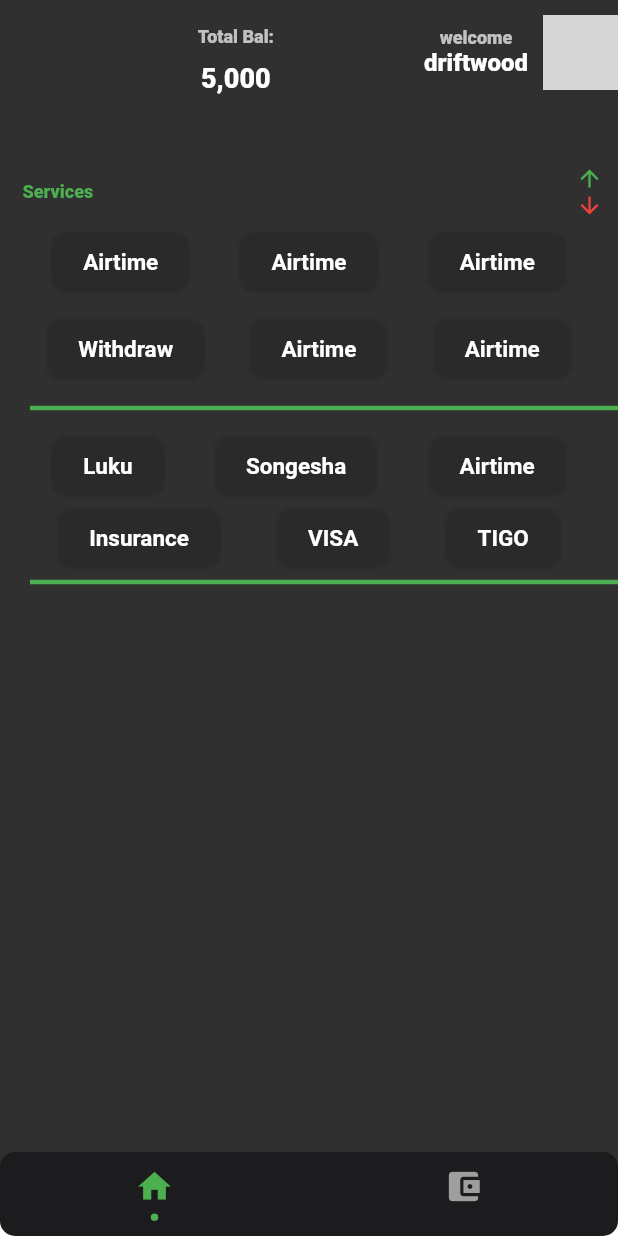
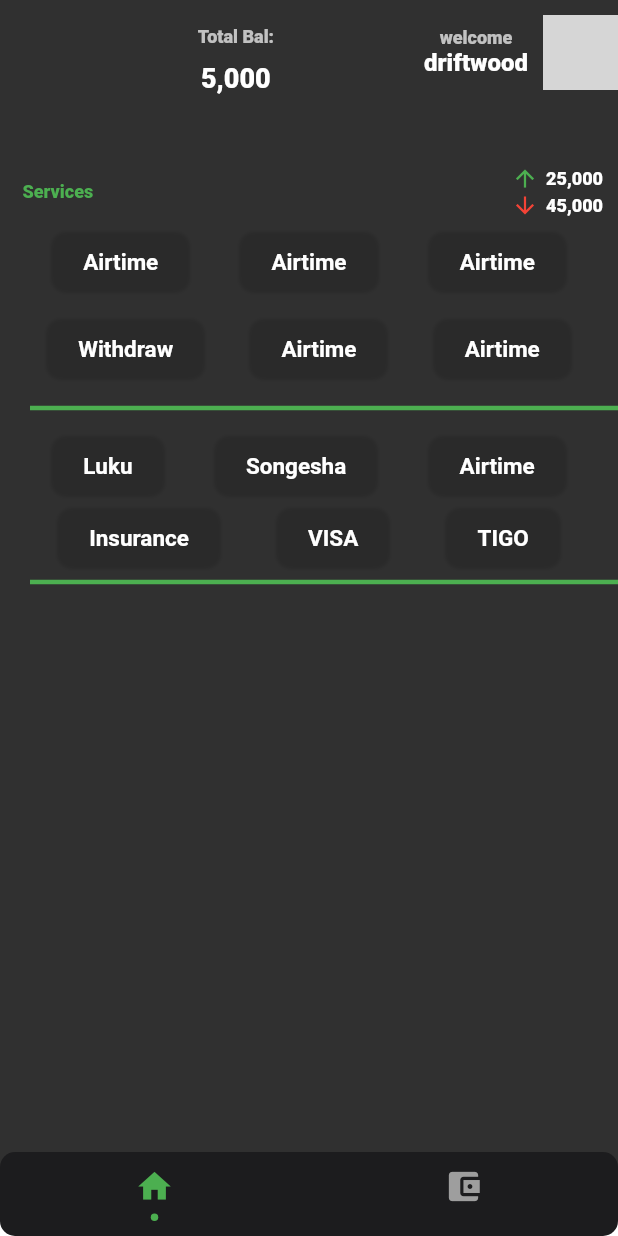
Before and after one commit to kingslysam/teamE, a Flutter app: the screen it shows after launch, after a tap on "Sign in", on a phone screen of 412 x 824 dp. Run offline on Flutter 3.47's test engine with Material 2 defaults, Android fonts, the phone set to English and light mode, and no system bars; drawn by our look-alikes of persistent_bottom_nav_bar; network calls fail; grey boxes are pictures that could not be loaded.

Commit message:
added in and out

```diff
--- a/lib/Screen/services.dart
+++ b/lib/Screen/services.dart
@@ -96,17 +96,47 @@ class ServiceHomeScreen extends StatelessWidget {
                   Padding(
                     padding: const EdgeInsets.fromLTRB(15, 0, 10, 0),
                     child: Column(
+                      children: [
+                        // Text("in"), Text("out")
+                        Row(
                           children: const [
-                        // Text("in"), Text("out")
                             Icon(
                               Icons.arrow_upward,
                               color: Colors.green,
                               size: 18.0,
                             ),
+                            SizedBox(
+                              width: 5,
+                            ),
+                            Text(
+                              "25,000",
+                              style: TextStyle(
+                                color: Colors.white,
+                                fontSize: 12,
+                                fontWeight: FontWeight.w900,
+                              ),
+                            )
+                          ],
+                        ),
+                        Row(
+                          children: const [
                             Icon(
                               Icons.arrow_downward,
                               color: Colors.red,
                               size: 18.0,
+                            ),
+                            SizedBox(
+                              width: 5,
+                            ),
+                            Text(
+                              "45,000",
+                              style: TextStyle(
+                                color: Colors.white,
+                                fontSize: 12,
+                                fontWeight: FontWeight.w900,
+                              ),
+                            )
+                          ],
                         ),
                       ],
                     ),
```
Lines whose indentation alone changed are shown as unchanged.
